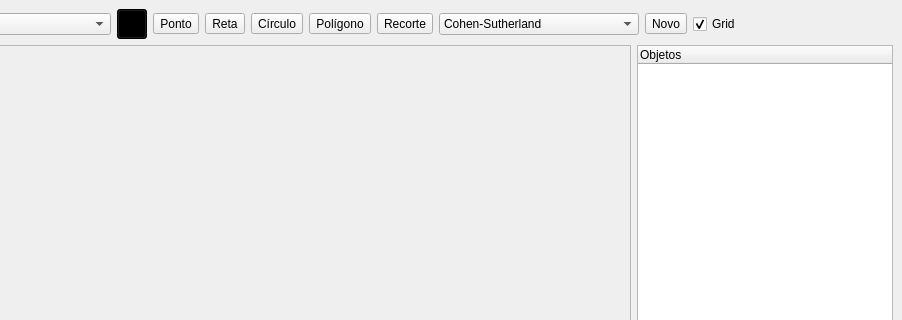
The window that ui/editor.ui (PedroHeinrichSP/TP1CG) describes before a commit, drawn with Qt 5; both pictures show x 98 to 1000 and y 0 to 320 of the 1000 by 700 pixel window.
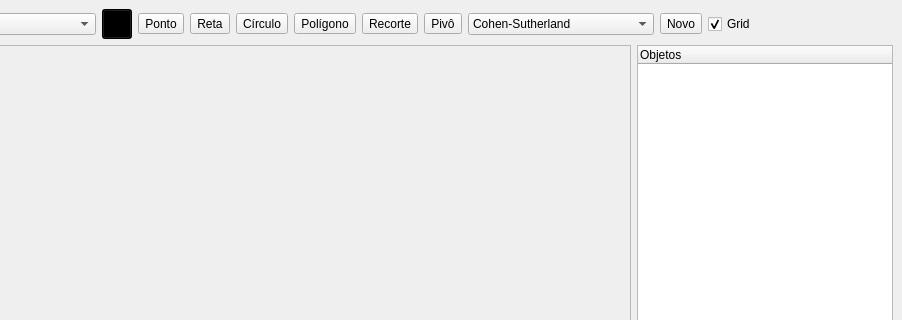
The same window after the commit.

What changed in the file:
```diff
--- a/ui/editor.ui
+++ b/ui/editor.ui
@@ -72,6 +72,11 @@
       <property name="text"><string>Recorte</string></property>
      </widget>
     </item>
+  <item>
+   <widget class="QToolButton" name="toolPivotBtn">
+    <property name="text"><string>Pivô</string></property>
+   </widget>
+  </item>
   <item>
    <widget class="QComboBox" name="comboClipping">
     <item>
```
